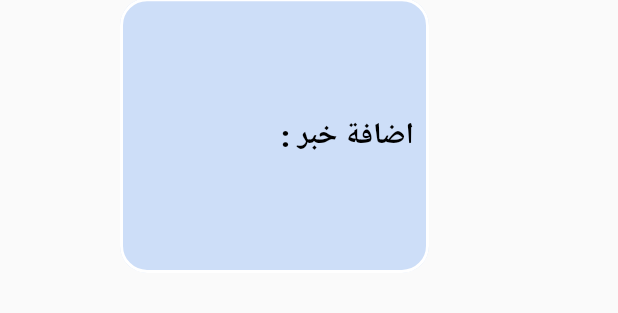
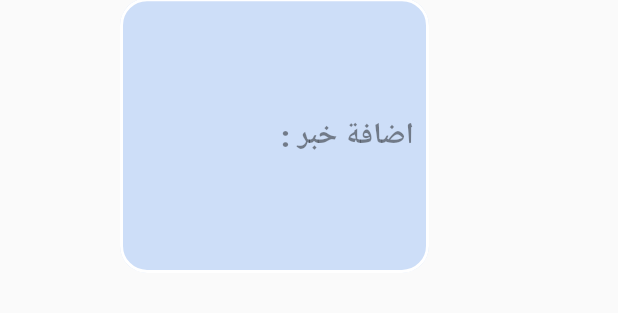
Before and after one commit to ibraheemahmed48/GraduationProject_Web, a Flutter app: the Send_news_larg_page widget shown alone on an empty page, opened directly, on a phone screen of 412 x 824 dp. Shown: the part 195-508 px from the top of the screen. Run offline on Flutter 3.47's test engine with Material 2 defaults, Android fonts, the phone set to English and light mode, and no system bars; drawn by our look-alikes of dotted_border; our stand-ins replace email_validator, file_picker, get, google_fonts; missing offline and left inert: dart:html, dart:js, flutter_dropzone; Roboto replaces fonts that are missing (Tajawal).

Commit message:
Send_news_page_update2

```diff
--- a/lib/pages/FirstPage/first_main_page.dart
+++ b/lib/pages/FirstPage/first_main_page.dart
@@ -26,8 +26,7 @@ class _First_main_pageState extends State<First_main_page> {
             ),
           First_page_large(),
           if (MediaQuery.of(context).size.longestSide < 1000)
-
-            First_page_small()
+          First_page_small()
         ],
       ),
     );
--- a/lib/pages/Send_news/larg_page/Send_news_TextField.dart
+++ b/lib/pages/Send_news/larg_page/Send_news_TextField.dart
@@ -48,7 +48,7 @@ class Send_news_TextField extends StatelessWidget {
                   hintText: "اضافة خبر :",
                   hintStyle: Text_Style.getstyle(
                       fontsize: 20,
-                      ColorText: Colors.black,
+                      ColorText: Colors.black45,
                       fontWeight: FontWeight.w800),
                   contentPadding:
                       const EdgeInsets.all(10)),
--- a/lib/pages/Send_news/larg_page/Send_news_larg_page.dart
+++ b/lib/pages/Send_news/larg_page/Send_news_larg_page.dart
@@ -22,8 +22,7 @@ class Send_news_larg_page extends StatefulWidget {
 }
 
 class _Send_news_larg_pageState extends State<Send_news_larg_page> {
-  List<int>? _selectedFile;
-  Uint8List? _bytesData;
+
   upLodeFile() async {
     html.FileUploadInputElement uplodeInput = html.FileUploadInputElement();
     uplodeInput.multiple = true;
@@ -35,19 +34,14 @@ class _Send_news_larg_pageState extends State<Send_news_larg_page> {
       final reader = html.FileReader();
       reader.onLoadEnd.listen((event) {
         setState(() {
-          _bytesData =
+          Stages.bytesData1 =
               Base64Decoder().convert(reader.result.toString().split(",").last);
         });
       });
       reader.readAsDataUrl(file);
     });
   }
-  late DropzoneViewController controller1;
-  late DropzoneViewController controller2;
-  String message1 = 'Double click or drag drop ';
-  String message2 = 'Drop something here';
-  bool highlighted1 = false;
-  final TextEditingController news = TextEditingController(text: "");
+
 
 
   @override
@@ -68,14 +62,14 @@ class _Send_news_larg_pageState extends State<Send_news_larg_page> {
                     ColorText: Colorsapp.mainColor,
                     fontWeight: FontWeight.w700),
               ),
-              Send_news_TextField(news: news),
+              Send_news_TextField(news: Stages.news),
               GestureDetector(
                   onDoubleTap: () async {
                     print("ssssss");
-                    //upLodeFile();
-                    print(await controller1
-                        .pickFiles(mime: ['image/jpeg', 'image/png']));
+                    upLodeFile();
+
                   },
+
                   child: DottedBorder(
                     dashPattern: [10, 4],
                     strokeWidth: 2,
@@ -98,9 +92,8 @@ class _Send_news_larg_pageState extends State<Send_news_larg_page> {
                                 style: Text_Style.getstyle(
                                     fontsize: MediaQuery.of(context).size.longestSide / 70,
                                     ColorText: Colorsapp.mainColor,
-                                    fontWeight: FontWeight.w700),
-                              ),
-                              Center(child: Text(message1, style: Text_Style.getstyle(
+                                    fontWeight: FontWeight.w700),),
+                              Center(child: Text(Stages.message1, style: Text_Style.getstyle(
                                   fontsize: MediaQuery.of(context).size.longestSide / 70,
                                   ColorText: Colorsapp.mainColor,
                                   fontWeight: FontWeight.w500),)),
@@ -110,13 +103,13 @@ class _Send_news_larg_pageState extends State<Send_news_larg_page> {
                       ),
                     ),
                   )),
-              _bytesData != null
+              Stages.bytesData1 != null
                   ? ClipRRect(
-                borderRadius: BorderRadius.circular(8.0),
+                borderRadius: BorderRadius.circular(20),
                 child: Image.memory(
-                  _bytesData!,
-                  width: 150,
-                  height: 100,
+                  Stages.bytesData1!,
+                  width: MediaQuery.of(context).size.width/3,
+                  height: MediaQuery.of(context).size.height/6,
                 ),
               ) : Container(),
               Text(
@@ -175,25 +168,26 @@ class _Send_news_larg_pageState extends State<Send_news_larg_page> {
     builder: (context) => DropzoneView(
       operation: DragOperation.copy,
       cursor: CursorType.grab,
-      onCreated: (ctrl) => controller1 = ctrl,
+      onCreated: (ctrl) => Stages.controller1 = ctrl,
       onLoaded: () => print('Zone 1 loaded'),
       onError: (ev) => print('Zone 1 error: $ev'),
       onHover: () {
-        setState(() => highlighted1 = true);
+        setState(() => Stages.highlighted1 = true);
         print('Zone 1 hovered');
       },
       onLeave: () {
-        setState(() => highlighted1 = false);
+        setState(() => Stages.highlighted1 = false);
         print('Zone 1 left');
       },
       onDrop: (ev) async {
         print('Zone 1 drop: ${ev.name}');
         setState(() {
-          message1 = '${ev.name} dropped';
-          highlighted1 = false;
+          Stages.message1 = '${ev.name} '.substring(0,10);
+          Stages.highlighted1 = false;
         });
-        final bytes = await controller1.getFileData(ev);
-        print(bytes.sublist(0, 20));
+        final bytes = await Stages.controller1!.getFileData(ev);
+        print(bytes.runtimeType);
+        Stages.bytesData1 =bytes;
       },
       onDropMultiple: (ev) async {
         print('Zone 1 drop multiple: $ev');
@@ -204,7 +198,7 @@ class _Send_news_larg_pageState extends State<Send_news_larg_page> {
   Widget buildZone2(BuildContext context) => Builder(
     builder: (context) => DropzoneView(
       operation: DragOperation.move,
-      onCreated: (ctrl) => controller2 = ctrl,
+      onCreated: (ctrl) => Stages.controller2 = ctrl,
       onLoaded: () => print('Zone 2 loaded'),
       onError: (ev) => print('Zone 2 error: $ev'),
       onHover: () => print('Zone 2 hovered'),
@@ -212,9 +206,9 @@ class _Send_news_larg_pageState extends State<Send_news_larg_page> {
       onDrop: (ev) {
         print('Zone 2 drop: ${ev.name}');
         setState(() {
-          message2 = '${ev.name} dropped';
+          Stages.message2 = '${ev.name} dropped';
         });
-        final stream = controller2.getFileStream(ev);
+        final stream = Stages.controller2!.getFileStream(ev);
         print(stream.take(20));
       },
       onDropMultiple: (ev) async {
--- a/lib/pages/controler/model.dart
+++ b/lib/pages/controler/model.dart
@@ -1,9 +1,21 @@
+import 'dart:typed_data';
+
+import 'package:flutter/cupertino.dart';
+import 'package:flutter_dropzone/flutter_dropzone.dart';
+
 class Stages {
   static List stages = ["الاولى", "الثانية ", "الثالثة", "الرابعة"];
   static List button_clicked = [false, false, false, false];
+  static TextEditingController news = TextEditingController(text: "");
 
+  static DropzoneViewController? controller1;
+  static DropzoneViewController? controller2;
+  static String message1 = 'Double click or drag drop ';
+  static String message2 = 'Drop something here';
+  static bool highlighted1 = false;
 
-
+  static List<int>? _selectedFile;
+  static Uint8List? bytesData1;
 }
 
 
```
Also changed, not shown: lib/pages/Send_news/small_page/Send_news_small_page.dart (+28 -64 lines).
